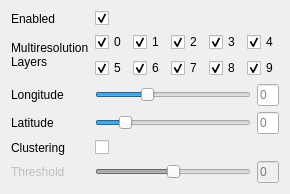
Old version of the form include/ui/plugins/fdm_toolbox.ui in the repository VRGroupRWTH/pli_view.
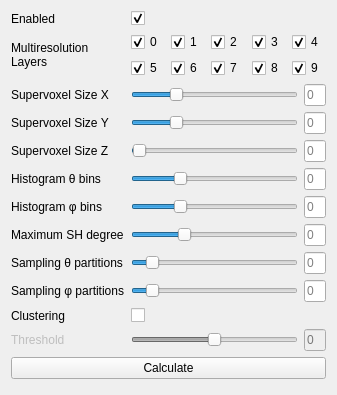
New version of the form.

Patch:
```diff
--- a/include/ui/plugins/fdm_toolbox.ui
+++ b/include/ui/plugins/fdm_toolbox.ui
@@ -6,36 +6,14 @@
    <rect>
     <x>0</x>
     <y>0</y>
-    <width>280</width>
-    <height>193</height>
+    <width>337</width>
+    <height>395</height>
    </rect>
   </property>
   <property name="windowTitle">
    <string>Fiber Distribution Map Toolbox</string>
   </property>
   <layout class="QGridLayout" name="gridLayout">
-   <item row="6" column="3">
-    <widget class="QLineEdit" name="line_edit_threshold">
-     <property name="enabled">
-      <bool>false</bool>
-     </property>
-     <property name="sizePolicy">
-      <sizepolicy hsizetype="Preferred" vsizetype="Preferred">
-       <horstretch>1</horstretch>
-       <verstretch>0</verstretch>
-      </sizepolicy>
-     </property>
-     <property name="text">
-      <string/>
-     </property>
-     <property name="alignment">
-      <set>Qt::AlignLeading|Qt::AlignLeft|Qt::AlignVCenter</set>
-     </property>
-     <property name="placeholderText">
-      <string>0</string>
-     </property>
-    </widget>
-   </item>
    <item row="0" column="1">
     <widget class="QCheckBox" name="checkbox_enabled">
      <property name="layoutDirection">
@@ -49,8 +27,8 @@
      </property>
     </widget>
    </item>
-   <item row="3" column="1" colspan="2">
-    <widget class="QSlider" name="slider_latitude">
+   <item row="5" column="1" colspan="2">
+    <widget class="QSlider" name="slider_histogram_theta">
      <property name="sizePolicy">
       <sizepolicy hsizetype="Preferred" vsizetype="Preferred">
        <horstretch>4</horstretch>
@@ -64,47 +42,18 @@
       </size>
      </property>
      <property name="maximum">
-      <number>100</number>
+      <number>360</number>
      </property>
      <property name="value">
-      <number>16</number>
+      <number>100</number>
      </property>
      <property name="orientation">
       <enum>Qt::Horizontal</enum>
      </property>
     </widget>
    </item>
-   <item row="5" column="1">
-    <widget class="QCheckBox" name="checkbox_clustering_enabled">
-     <property name="enabled">
-      <bool>true</bool>
-     </property>
-     <property name="toolTip">
-      <string>See [HDAG2017].</string>
-     </property>
-     <property name="layoutDirection">
-      <enum>Qt::LeftToRight</enum>
-     </property>
-     <property name="text">
-      <string/>
-     </property>
-     <property name="checked">
-      <bool>false</bool>
-     </property>
-    </widget>
-   </item>
-   <item row="3" column="0">
-    <widget class="QLabel" name="label_latitude">
-     <property name="enabled">
-      <bool>true</bool>
-     </property>
-     <property name="text">
-      <string>Latitude</string>
-     </property>
-    </widget>
-   </item>
-   <item row="3" column="3">
-    <widget class="QLineEdit" name="line_edit_latitude">
+   <item row="5" column="3">
+    <widget class="QLineEdit" name="line_edit_histogram_theta">
      <property name="sizePolicy">
       <sizepolicy hsizetype="Preferred" vsizetype="Preferred">
        <horstretch>1</horstretch>
@@ -122,36 +71,38 @@
      </property>
     </widget>
    </item>
-   <item row="1" column="0">
-    <widget class="QLabel" name="label_depths">
-     <property name="text">
-      <string>Multiresolution
-Layers</string>
-     </property>
-    </widget>
-   </item>
-   <item row="5" column="0">
-    <widget class="QLabel" name="label_clustering_enabled">
-     <property name="text">
-      <string>Clustering</string>
-     </property>
-    </widget>
-   </item>
    <item row="6" column="0">
-    <widget class="QLabel" name="label_threshold">
+    <widget class="QLabel" name="label_histogram_phi">
      <property name="enabled">
-      <bool>false</bool>
+      <bool>true</bool>
      </property>
      <property name="text">
-      <string>Threshold</string>
+      <string>Histogram φ bins</string>
+     </property>
+    </widget>
+   </item>
+   <item row="2" column="0">
+    <widget class="QLabel" name="label_vector_block_x">
+     <property name="enabled">
+      <bool>true</bool>
+     </property>
+     <property name="text">
+      <string>Supervoxel Size X</string>
+     </property>
+    </widget>
+   </item>
+   <item row="5" column="0">
+    <widget class="QLabel" name="label_histogram_theta">
+     <property name="enabled">
+      <bool>true</bool>
+     </property>
+     <property name="text">
+      <string>Histogram θ bins</string>
      </property>
     </widget>
    </item>
    <item row="6" column="1" colspan="2">
-    <widget class="QSlider" name="slider_threshold">
-     <property name="enabled">
-      <bool>false</bool>
-     </property>
+    <widget class="QSlider" name="slider_histogram_phi">
      <property name="sizePolicy">
       <sizepolicy hsizetype="Preferred" vsizetype="Preferred">
        <horstretch>4</horstretch>
@@ -168,16 +119,45 @@
       <string>See [HDAG2017].</string>
      </property>
      <property name="maximum">
-      <number>1000</number>
+      <number>180</number>
      </property>
      <property name="value">
-      <number>500</number>
+      <number>50</number>
      </property>
      <property name="orientation">
       <enum>Qt::Horizontal</enum>
      </property>
     </widget>
    </item>
+   <item row="3" column="0">
+    <widget class="QLabel" name="label_vector_block_y">
+     <property name="enabled">
+      <bool>true</bool>
+     </property>
+     <property name="text">
+      <string>Supervoxel Size Y</string>
+     </property>
+    </widget>
+   </item>
+   <item row="3" column="3">
+    <widget class="QLineEdit" name="line_edit_vector_block_y">
+     <property name="sizePolicy">
+      <sizepolicy hsizetype="Preferred" vsizetype="Preferred">
+       <horstretch>1</horstretch>
+       <verstretch>0</verstretch>
+      </sizepolicy>
+     </property>
+     <property name="text">
+      <string/>
+     </property>
+     <property name="alignment">
+      <set>Qt::AlignLeading|Qt::AlignLeft|Qt::AlignVCenter</set>
+     </property>
+     <property name="placeholderText">
+      <string>0</string>
+     </property>
+    </widget>
+   </item>
    <item row="1" column="1" colspan="3">
     <layout class="QGridLayout" name="layout_depth_checkboxes">
      <item row="1" column="0">
@@ -285,7 +265,307 @@
      </item>
     </layout>
    </item>
-   <item row="7" column="0" colspan="4">
+   <item row="4" column="0">
+    <widget class="QLabel" name="label_vector_block_z">
+     <property name="enabled">
+      <bool>true</bool>
+     </property>
+     <property name="text">
+      <string>Supervoxel Size Z</string>
+     </property>
+    </widget>
+   </item>
+   <item row="4" column="1" colspan="2">
+    <widget class="QSlider" name="slider_vector_block_z">
+     <property name="sizePolicy">
+      <sizepolicy hsizetype="Preferred" vsizetype="Preferred">
+       <horstretch>4</horstretch>
+       <verstretch>0</verstretch>
+      </sizepolicy>
+     </property>
+     <property name="minimumSize">
+      <size>
+       <width>0</width>
+       <height>0</height>
+      </size>
+     </property>
+     <property name="maximum">
+      <number>256</number>
+     </property>
+     <property name="singleStep">
+      <number>1</number>
+     </property>
+     <property name="value">
+      <number>1</number>
+     </property>
+     <property name="orientation">
+      <enum>Qt::Horizontal</enum>
+     </property>
+    </widget>
+   </item>
+   <item row="2" column="1" colspan="2">
+    <widget class="QSlider" name="slider_vector_block_x">
+     <property name="sizePolicy">
+      <sizepolicy hsizetype="Preferred" vsizetype="Preferred">
+       <horstretch>4</horstretch>
+       <verstretch>0</verstretch>
+      </sizepolicy>
+     </property>
+     <property name="minimumSize">
+      <size>
+       <width>0</width>
+       <height>0</height>
+      </size>
+     </property>
+     <property name="maximum">
+      <number>256</number>
+     </property>
+     <property name="singleStep">
+      <number>1</number>
+     </property>
+     <property name="value">
+      <number>64</number>
+     </property>
+     <property name="orientation">
+      <enum>Qt::Horizontal</enum>
+     </property>
+     <property name="tickPosition">
+      <enum>QSlider::NoTicks</enum>
+     </property>
+     <property name="tickInterval">
+      <number>1</number>
+     </property>
+    </widget>
+   </item>
+   <item row="2" column="3">
+    <widget class="QLineEdit" name="line_edit_vector_block_x">
+     <property name="sizePolicy">
+      <sizepolicy hsizetype="Preferred" vsizetype="Preferred">
+       <horstretch>1</horstretch>
+       <verstretch>0</verstretch>
+      </sizepolicy>
+     </property>
+     <property name="text">
+      <string/>
+     </property>
+     <property name="alignment">
+      <set>Qt::AlignLeading|Qt::AlignLeft|Qt::AlignVCenter</set>
+     </property>
+     <property name="placeholderText">
+      <string>0</string>
+     </property>
+    </widget>
+   </item>
+   <item row="3" column="1" colspan="2">
+    <widget class="QSlider" name="slider_vector_block_y">
+     <property name="sizePolicy">
+      <sizepolicy hsizetype="Preferred" vsizetype="Preferred">
+       <horstretch>4</horstretch>
+       <verstretch>0</verstretch>
+      </sizepolicy>
+     </property>
+     <property name="minimumSize">
+      <size>
+       <width>0</width>
+       <height>0</height>
+      </size>
+     </property>
+     <property name="maximum">
+      <number>256</number>
+     </property>
+     <property name="singleStep">
+      <number>1</number>
+     </property>
+     <property name="value">
+      <number>64</number>
+     </property>
+     <property name="orientation">
+      <enum>Qt::Horizontal</enum>
+     </property>
+    </widget>
+   </item>
+   <item row="0" column="0">
+    <widget class="QLabel" name="label_enabled">
+     <property name="text">
+      <string>Enabled</string>
+     </property>
+    </widget>
+   </item>
+   <item row="4" column="3">
+    <widget class="QLineEdit" name="line_edit_vector_block_z">
+     <property name="sizePolicy">
+      <sizepolicy hsizetype="Preferred" vsizetype="Preferred">
+       <horstretch>1</horstretch>
+       <verstretch>0</verstretch>
+      </sizepolicy>
+     </property>
+     <property name="text">
+      <string/>
+     </property>
+     <property name="alignment">
+      <set>Qt::AlignLeading|Qt::AlignLeft|Qt::AlignVCenter</set>
+     </property>
+     <property name="placeholderText">
+      <string>0</string>
+     </property>
+    </widget>
+   </item>
+   <item row="1" column="0">
+    <widget class="QLabel" name="label_depths">
+     <property name="text">
+      <string>Multiresolution
+Layers</string>
+     </property>
+    </widget>
+   </item>
+   <item row="8" column="0">
+    <widget class="QLabel" name="label_sampling_theta">
+     <property name="enabled">
+      <bool>true</bool>
+     </property>
+     <property name="text">
+      <string>Sampling θ partitions</string>
+     </property>
+    </widget>
+   </item>
+   <item row="8" column="1" colspan="2">
+    <widget class="QSlider" name="slider_sampling_theta">
+     <property name="sizePolicy">
+      <sizepolicy hsizetype="Preferred" vsizetype="Preferred">
+       <horstretch>4</horstretch>
+       <verstretch>0</verstretch>
+      </sizepolicy>
+     </property>
+     <property name="minimumSize">
+      <size>
+       <width>0</width>
+       <height>0</height>
+      </size>
+     </property>
+     <property name="maximum">
+      <number>360</number>
+     </property>
+     <property name="value">
+      <number>32</number>
+     </property>
+     <property name="orientation">
+      <enum>Qt::Horizontal</enum>
+     </property>
+    </widget>
+   </item>
+   <item row="11" column="0">
+    <widget class="QLabel" name="label_threshold">
+     <property name="enabled">
+      <bool>false</bool>
+     </property>
+     <property name="text">
+      <string>Threshold</string>
+     </property>
+    </widget>
+   </item>
+   <item row="9" column="0">
+    <widget class="QLabel" name="label_sampling_phi">
+     <property name="enabled">
+      <bool>true</bool>
+     </property>
+     <property name="text">
+      <string>Sampling φ partitions</string>
+     </property>
+    </widget>
+   </item>
+   <item row="6" column="3">
+    <widget class="QLineEdit" name="line_edit_histogram_phi">
+     <property name="sizePolicy">
+      <sizepolicy hsizetype="Preferred" vsizetype="Preferred">
+       <horstretch>1</horstretch>
+       <verstretch>0</verstretch>
+      </sizepolicy>
+     </property>
+     <property name="text">
+      <string/>
+     </property>
+     <property name="alignment">
+      <set>Qt::AlignLeading|Qt::AlignLeft|Qt::AlignVCenter</set>
+     </property>
+     <property name="placeholderText">
+      <string>0</string>
+     </property>
+    </widget>
+   </item>
+   <item row="7" column="1" colspan="2">
+    <widget class="QSlider" name="slider_maximum_sh_degree">
+     <property name="sizePolicy">
+      <sizepolicy hsizetype="Preferred" vsizetype="Preferred">
+       <horstretch>4</horstretch>
+       <verstretch>0</verstretch>
+      </sizepolicy>
+     </property>
+     <property name="minimumSize">
+      <size>
+       <width>0</width>
+       <height>0</height>
+      </size>
+     </property>
+     <property name="maximum">
+      <number>20</number>
+     </property>
+     <property name="value">
+      <number>6</number>
+     </property>
+     <property name="orientation">
+      <enum>Qt::Horizontal</enum>
+     </property>
+    </widget>
+   </item>
+   <item row="7" column="0">
+    <widget class="QLabel" name="label_maximum_sh_degree">
+     <property name="enabled">
+      <bool>true</bool>
+     </property>
+     <property name="text">
+      <string>Maximum SH degree</string>
+     </property>
+    </widget>
+   </item>
+   <item row="8" column="3">
+    <widget class="QLineEdit" name="line_edit_sampling_theta">
+     <property name="sizePolicy">
+      <sizepolicy hsizetype="Preferred" vsizetype="Preferred">
+       <horstretch>1</horstretch>
+       <verstretch>0</verstretch>
+      </sizepolicy>
+     </property>
+     <property name="text">
+      <string/>
+     </property>
+     <property name="alignment">
+      <set>Qt::AlignLeading|Qt::AlignLeft|Qt::AlignVCenter</set>
+     </property>
+     <property name="placeholderText">
+      <string>0</string>
+     </property>
+    </widget>
+   </item>
+   <item row="9" column="3">
+    <widget class="QLineEdit" name="line_edit_sampling_phi">
+     <property name="sizePolicy">
+      <sizepolicy hsizetype="Preferred" vsizetype="Preferred">
+       <horstretch>1</horstretch>
+       <verstretch>0</verstretch>
+      </sizepolicy>
+     </property>
+     <property name="text">
+      <string/>
+     </property>
+     <property name="alignment">
+      <set>Qt::AlignLeading|Qt::AlignLeft|Qt::AlignVCenter</set>
+     </property>
+     <property name="placeholderText">
+      <string>0</string>
+     </property>
+    </widget>
+   </item>
+   <item row="13" column="0" colspan="4">
     <spacer name="spacer">
      <property name="orientation">
       <enum>Qt::Vertical</enum>
@@ -298,15 +578,43 @@
      </property>
     </spacer>
    </item>
-   <item row="0" column="0">
-    <widget class="QLabel" name="label_enabled">
+   <item row="9" column="1" colspan="2">
+    <widget class="QSlider" name="slider_sampling_phi">
+     <property name="sizePolicy">
+      <sizepolicy hsizetype="Preferred" vsizetype="Preferred">
+       <horstretch>4</horstretch>
+       <verstretch>0</verstretch>
+      </sizepolicy>
+     </property>
+     <property name="minimumSize">
+      <size>
+       <width>0</width>
+       <height>0</height>
+      </size>
+     </property>
+     <property name="maximum">
+      <number>180</number>
+     </property>
+     <property name="value">
+      <number>16</number>
+     </property>
+     <property name="orientation">
+      <enum>Qt::Horizontal</enum>
+     </property>
+    </widget>
+   </item>
+   <item row="10" column="0">
+    <widget class="QLabel" name="label_clustering_enabled">
      <property name="text">
-      <string>Enabled</string>
+      <string>Clustering</string>
      </property>
     </widget>
    </item>
-   <item row="2" column="3">
-    <widget class="QLineEdit" name="line_edit_longitude">
+   <item row="11" column="3">
+    <widget class="QLineEdit" name="line_edit_threshold">
+     <property name="enabled">
+      <bool>false</bool>
+     </property>
      <property name="sizePolicy">
       <sizepolicy hsizetype="Preferred" vsizetype="Preferred">
        <horstretch>1</horstretch>
@@ -324,10 +632,32 @@
      </property>
     </widget>
    </item>
-   <item row="2" column="1" colspan="2">
-    <widget class="QSlider" name="slider_longitude">
+   <item row="7" column="3">
+    <widget class="QLineEdit" name="line_edit_maximum_sh_degree">
      <property name="sizePolicy">
       <sizepolicy hsizetype="Preferred" vsizetype="Preferred">
+       <horstretch>1</horstretch>
+       <verstretch>0</verstretch>
+      </sizepolicy>
+     </property>
+     <property name="text">
+      <string/>
+     </property>
+     <property name="alignment">
+      <set>Qt::AlignLeading|Qt::AlignLeft|Qt::AlignVCenter</set>
+     </property>
+     <property name="placeholderText">
+      <string>0</string>
+     </property>
+    </widget>
+   </item>
+   <item row="11" column="1" colspan="2">
+    <widget class="QSlider" name="slider_threshold">
+     <property name="enabled">
+      <bool>false</bool>
+     </property>
+     <property name="sizePolicy">
+      <sizepolicy hsizetype="Preferred" vsizetype="Preferred">
        <horstretch>4</horstretch>
        <verstretch>0</verstretch>
       </sizepolicy>
@@ -339,23 +669,39 @@
       </size>
      </property>
      <property name="maximum">
-      <number>100</number>
+      <number>1000</number>
      </property>
      <property name="value">
-      <number>32</number>
+      <number>500</number>
      </property>
      <property name="orientation">
       <enum>Qt::Horizontal</enum>
      </property>
     </widget>
    </item>
-   <item row="2" column="0">
-    <widget class="QLabel" name="label_longitude">
+   <item row="10" column="1">
+    <widget class="QCheckBox" name="checkbox_clustering_enabled">
      <property name="enabled">
       <bool>true</bool>
      </property>
+     <property name="toolTip">
+      <string>See [HDAG2017].</string>
+     </property>
+     <property name="layoutDirection">
+      <enum>Qt::LeftToRight</enum>
+     </property>
      <property name="text">
-      <string>Longitude</string>
+      <string/>
+     </property>
+     <property name="checked">
+      <bool>false</bool>
+     </property>
+    </widget>
+   </item>
+   <item row="12" column="0" colspan="4">
+    <widget class="QPushButton" name="button_calculate">
+     <property name="text">
+      <string>Calculate</string>
      </property>
     </widget>
    </item>
```
Left out of the diff: 27 changed lines with no effect on the pictures.
